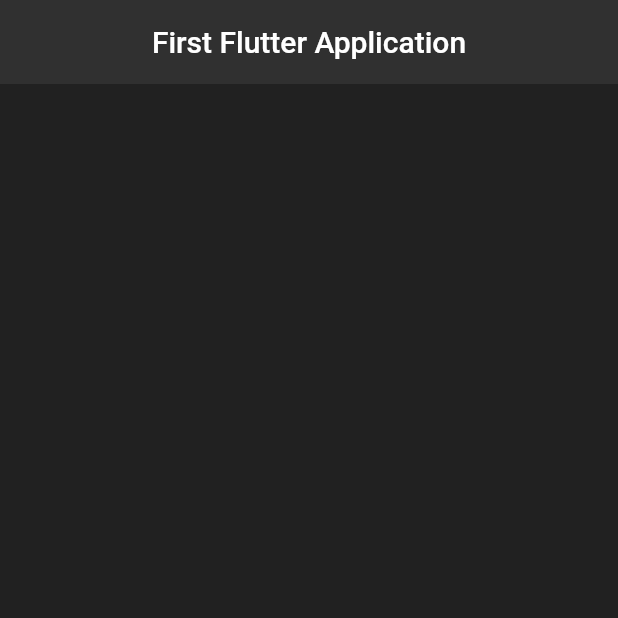
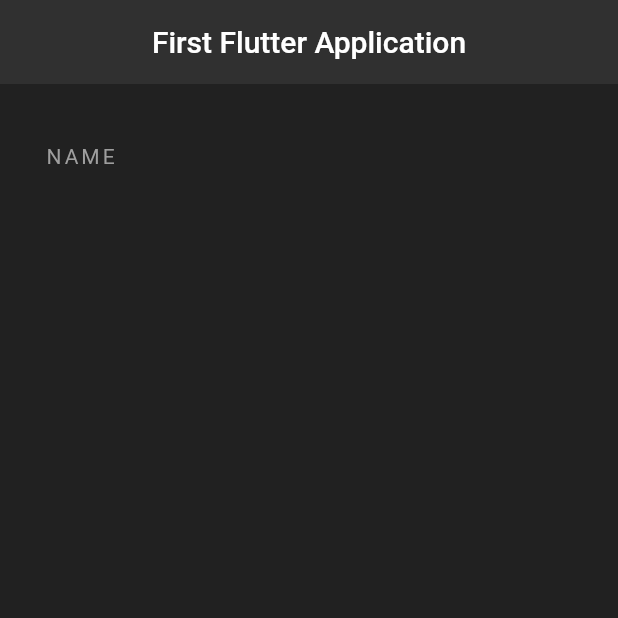
Before and after one commit to randikawann/1stFlutterApp20200405, a Flutter app: the screen it shows after launch, on a phone screen of 412 x 824 dp, the top half of it. Run offline on Flutter 3.47's test engine with Material 2 defaults, Android fonts, the phone set to English and light mode, and no system bars.

Commit message:
basic structure added

```diff
--- a/lib/main.dart
+++ b/lib/main.dart
@@ -16,7 +16,18 @@ class RanCard extends StatelessWidget {
         elevation: 0.0,
       ),
       body: Padding(
-        padding: EdgeInsets.all(20.0),
+        padding: EdgeInsets.fromLTRB(30.0, 40.0, 30.0, 0),
+        child: Column(
+          children: <Widget>[
+            Text(
+              "NAME",
+              style: TextStyle(
+                color: Colors.grey,
+                letterSpacing: 2.0,
+              ),
+            )
+          ],
+        ),
       ),
     );
   }
```
